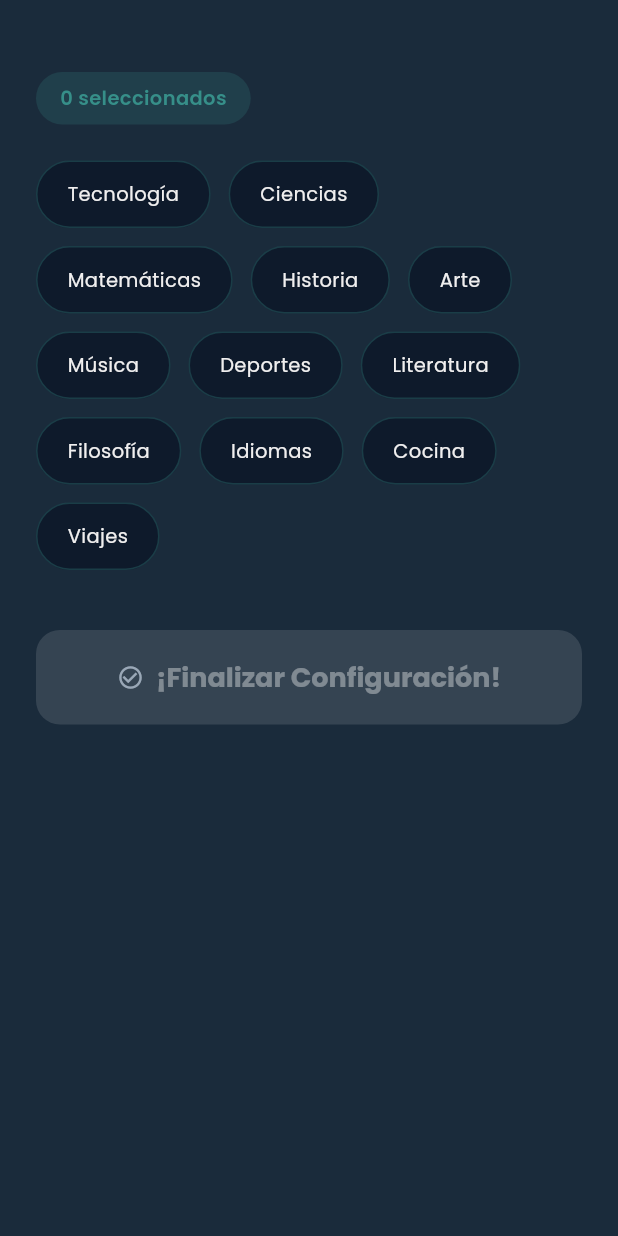
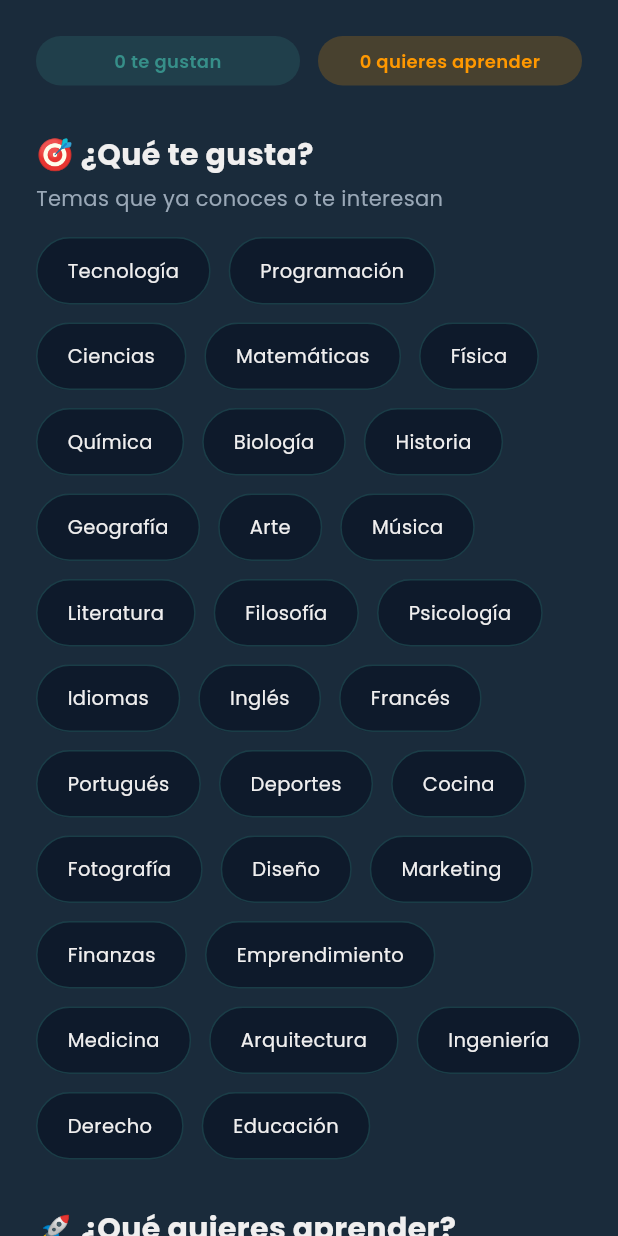
Before and after one commit to silverblade34/app_yachay, a Flutter app: the InterestsStep widget shown alone on an empty page, opened directly, on a phone screen of 412 x 824 dp. Run offline on Flutter 3.47's test engine with Material 3 defaults, Android fonts, the light colour scheme and no system bars; our stand-ins replace flutter_dotenv, flutter_screenutil, get, get_storage, ionicons, wakelock_plus; accounts and stored records are empty.

Commit message:
fix: interests step ui ux

```diff
--- a/lib/features/profile_setup/controllers/profile_setup_controller.dart
+++ b/lib/features/profile_setup/controllers/profile_setup_controller.dart
@@ -1,6 +1,5 @@
 import 'package:app_yachay/config/constants/constance.dart';
 import 'package:get/get.dart';
-
 class ProfileSetupController extends GetxController {
   var currentStep = 0.obs;
   var nombres = ''.obs;
@@ -12,9 +11,13 @@ class ProfileSetupController extends GetxController {
   var fechaNacimiento = Rx<DateTime?>(null);
   var profileImage = ''.obs;
   var selectedAvatar = ''.obs;
-  var selectedInterests = <String>[].obs;
+
+  // Nuevas variables para preferencias y metas de aprendizaje
+  var selectedPreferences = <String>[].obs; // Lo que le gusta
+  var selectedLearningGoals = <String>[].obs; // Lo que quiere aprender
 
   final List<String> sexoOptions = ['Masculino', 'Femenino', 'Otros'];
+
   final List<String> nivelAcademicoOptions = [
     'Secundaria',
     'Técnico',
@@ -31,19 +34,38 @@ class ProfileSetupController extends GetxController {
     ConstanceData.avatarVizcacha,
   ];
 
-  final List<String> interestOptions = [
+  // Lista unificada de temas disponibles
+  final List<String> availableTopics = [
     'Tecnología',
+    'Programación',
     'Ciencias',
     'Matemáticas',
+    'Física',
+    'Química',
+    'Biología',
     'Historia',
+    'Geografía',
     'Arte',
     'Música',
-    'Deportes',
     'Literatura',
     'Filosofía',
+    'Psicología',
     'Idiomas',
+    'Inglés',
+    'Francés',
+    'Portugués',
+    'Deportes',
     'Cocina',
-    'Viajes'
+    'Fotografía',
+    'Diseño',
+    'Marketing',
+    'Finanzas',
+    'Emprendimiento',
+    'Medicina',
+    'Arquitectura',
+    'Ingeniería',
+    'Derecho',
+    'Educación',
   ];
 
   void nextStep() {
@@ -58,14 +80,33 @@ class ProfileSetupController extends GetxController {
     }
   }
 
-  void toggleInterest(String interest) {
-    if (selectedInterests.contains(interest)) {
-      selectedInterests.remove(interest);
+  // Métodos para manejar preferencias (lo que le gusta)
+  void togglePreference(String preference) {
+    if (selectedPreferences.contains(preference)) {
+      selectedPreferences.remove(preference);
     } else {
-      selectedInterests.add(interest);
+      // Evitar que seleccione lo mismo en ambas listas
+      if (selectedLearningGoals.contains(preference)) {
+        selectedLearningGoals.remove(preference);
+      }
+      selectedPreferences.add(preference);
     }
   }
 
+  // Métodos para manejar metas de aprendizaje (lo que quiere aprender)
+  void toggleLearningGoal(String goal) {
+    if (selectedLearningGoals.contains(goal)) {
+      selectedLearningGoals.remove(goal);
+    } else {
+      // Evitar que seleccione lo mismo en ambas listas
+      if (selectedPreferences.contains(goal)) {
+        selectedPreferences.remove(goal);
+      }
+      selectedLearningGoals.add(goal);
+    }
+  }
+
+  // Métodos de validación
   bool canProceedStep1() {
     return nombres.value.isNotEmpty &&
         apellidoPaterno.value.isNotEmpty &&
@@ -81,6 +122,63 @@ class ProfileSetupController extends GetxController {
   }
 
   bool canProceedStep3() {
-    return selectedInterests.length >= 3;
+    // Requiere al menos 2 preferencias y 2 metas de aprendizaje
+    return selectedPreferences.length >= 2 && selectedLearningGoals.length >= 2;
+  }
+
+  // Métodos para obtener datos del perfil completo
+  Map<String, dynamic> getUserProfile() {
+    return {
+      'personal_info': {
+        'nombres': nombres.value,
+        'apellido_paterno': apellidoPaterno.value,
+        'apellido_materno': apellidoMaterno.value,
+        'sexo': sexo.value,
+        'nivel_academico': nivelAcademico.value,
+        'carrera': carrera.value,
+        'fecha_nacimiento': fechaNacimiento.value?.toIso8601String(),
+      },
+      'profile': {
+        'image': profileImage.value,
+        'avatar': selectedAvatar.value,
+      },
+      'learning_profile': {
+        'preferences': selectedPreferences.toList(), // Lo que le gusta
+        'learning_goals': selectedLearningGoals.toList(), // Lo que quiere aprender
+        'total_interests': selectedPreferences.length + selectedLearningGoals.length,
+      },
+    };
+  }
+
+  // Método para obtener recomendaciones de la IA
+  Map<String, List<String>> getAIRecommendations() {
+    return {
+      'strengthen': selectedPreferences.toList(), // Profundizar en lo que ya le gusta
+      'explore': selectedLearningGoals.toList(), // Explorar nuevas áreas
+      'hybrid': _generateHybridTopics(), // Combinar intereses con nuevos aprendizajes
+    };
+  }
+
+  List<String> _generateHybridTopics() {
+    // Lógica para sugerir temas que combinen sus intereses con sus metas
+    List<String> hybrid = [];
+
+    if (selectedPreferences.contains('Tecnología') && selectedLearningGoals.contains('Arte')) {
+      hybrid.add('Arte Digital');
+    }
+    if (selectedPreferences.contains('Música') && selectedLearningGoals.contains('Programación')) {
+      hybrid.add('Producción Musical Digital');
+    }
+    if (selectedPreferences.contains('Deportes') && selectedLearningGoals.contains('Ciencias')) {
+      hybrid.add('Ciencias del Deporte');
+    }
+
+    return hybrid;
+  }
+
+  @override
+  void onClose() {
+    // Limpiar recursos si es necesario
+    super.onClose();
   }
 }
--- a/lib/features/profile_setup/presentation/widgets/views/interests_step.dart
+++ b/lib/features/profile_setup/presentation/widgets/views/interests_step.dart
@@ -15,56 +15,137 @@ class InterestsStep extends StatelessWidget {
       child: Column(
         crossAxisAlignment: CrossAxisAlignment.start,
         children: [
-          SizedBox(height: 24),
+          // Contadores de selección
+          _buildSelectionCounters(),
 
-          // Contador de seleccionados
-          Obx(() {
-            return Container(
+          SizedBox(height: 32),
+
+          // Sección: ¿Qué te gusta?
+          _buildSectionTitle(
+            '🎯 ¿Qué te gusta?',
+            'Temas que ya conoces o te interesan',
+          ),
+          SizedBox(height: 16),
+          _buildInterestsGrid(isPreferences: true),
+
+          SizedBox(height: 32),
+
+          // Sección: ¿Qué quieres aprender?
+          _buildSectionTitle(
+            '🚀 ¿Qué quieres aprender?',
+            'Nuevas áreas que quieres explorar',
+          ),
+          SizedBox(height: 16),
+          _buildInterestsGrid(isPreferences: false),
+
+          SizedBox(height: 40),
+        ],
+      ),
+    );
+  }
+
+  Widget _buildSelectionCounters() {
+    return Obx(() {
+      return Row(
+        children: [
+          Expanded(
+            child: Container(
               padding: EdgeInsets.symmetric(horizontal: 16, vertical: 8),
               decoration: BoxDecoration(
                 color: AppColors.primary.withOpacity(0.2),
                 borderRadius: BorderRadius.circular(20),
               ),
               child: Text(
-                '${controller.selectedInterests.length} seleccionados',
+                '${controller.selectedPreferences.length} te gustan',
                 style: TextStyle(
                   color: AppColors.primary,
                   fontWeight: FontWeight.w600,
+                  fontSize: 12,
+                ),
+                textAlign: TextAlign.center,
               ),
             ),
+          ),
+          SizedBox(width: 12),
+          Expanded(
+            child: Container(
+              padding: EdgeInsets.symmetric(horizontal: 16, vertical: 8),
+              decoration: BoxDecoration(
+                color: Colors.orange.withOpacity(0.2),
+                borderRadius: BorderRadius.circular(20),
+              ),
+              child: Text(
+                '${controller.selectedLearningGoals.length} quieres aprender',
+                style: TextStyle(
+                  color: Colors.orange,
+                  fontWeight: FontWeight.w600,
+                  fontSize: 12,
+                ),
+                textAlign: TextAlign.center,
+              ),
+            ),
+          ),
+        ],
       );
-          }),
+    });
+  }
 
-          SizedBox(height: 24),
+  Widget _buildSectionTitle(String title, String subtitle) {
+    return Column(
+      crossAxisAlignment: CrossAxisAlignment.start,
+      children: [
+        Text(
+          title,
+          style: TextStyle(
+            color: AppColors.textDarkTitle,
+            fontSize: 20,
+            fontWeight: FontWeight.bold,
+          ),
+        ),
+        SizedBox(height: 4),
+        Text(
+          subtitle,
+          style: TextStyle(
+            color: AppColors.textDarkSubtitle,
+            fontSize: 14,
+          ),
+        ),
+      ],
+    );
+  }
 
-          // Grid de intereses
-          Obx(() {
+  Widget _buildInterestsGrid({required bool isPreferences}) {
+    return Obx(() {
+      final selectedList = isPreferences
+          ? controller.selectedPreferences
+          : controller.selectedLearningGoals;
+      final primaryColor = isPreferences ? AppColors.primary : Colors.orange;
+
       return Wrap(
         spacing: 12,
         runSpacing: 12,
-              children: controller.interestOptions.map((interest) {
-                final isSelected =
-                    controller.selectedInterests.contains(interest);
+        children: controller.availableTopics.map((topic) {
+          final isSelected = selectedList.contains(topic);
           return GestureDetector(
-                  onTap: () => controller.toggleInterest(interest),
+            onTap: () => isPreferences
+                ? controller.togglePreference(topic)
+                : controller.toggleLearningGoal(topic),
             child: AnimatedContainer(
               duration: Duration(milliseconds: 300),
               padding: EdgeInsets.symmetric(horizontal: 20, vertical: 12),
               decoration: BoxDecoration(
-                      color: isSelected
-                          ? AppColors.primary
-                          : AppColors.backgroundDarkIntense,
+                color:
+                    isSelected ? primaryColor : AppColors.backgroundDarkIntense,
                 borderRadius: BorderRadius.circular(25),
                 border: Border.all(
-                        color: isSelected
-                            ? AppColors.primary
-                            : AppColors.primary.withOpacity(0.3),
+                  color:
+                      isSelected ? primaryColor : primaryColor.withOpacity(0.3),
                   width: 1,
                 ),
                 boxShadow: isSelected
                     ? [
                         BoxShadow(
-                                color: AppColors.primary.withOpacity(0.3),
+                          color: primaryColor.withOpacity(0.3),
                           blurRadius: 8,
                           spreadRadius: 1,
                         ),
@@ -72,74 +153,16 @@ class InterestsStep extends StatelessWidget {
                     : null,
               ),
               child: Text(
-                      interest,
+                topic,
                 style: TextStyle(
-                        color: isSelected
-                            ? AppColors.textDark
-                            : AppColors.textDarkTitle,
-                        fontWeight:
-                            isSelected ? FontWeight.w600 : FontWeight.normal,
+                  color: isSelected ? Colors.white : AppColors.textDarkTitle,
+                  fontWeight: isSelected ? FontWeight.w600 : FontWeight.normal,
                 ),
               ),
             ),
           );
         }).toList(),
       );
-          }),
-
-          SizedBox(height: 40),
-
-          // Botón finalizar
-          _buildFinishButton(),
-        ],
-      ),
-    );
-  }
-
-  Widget _buildFinishButton() {
-    return SizedBox(
-      width: double.infinity,
-      child: Obx(() {
-        final canProceed = controller.canProceedStep3();
-        return AnimatedContainer(
-          duration: Duration(milliseconds: 300),
-          child: ElevatedButton(
-            onPressed: canProceed
-                ? () {
-                    // Aquí guardarías los datos del perfil
-                    Get.offAllNamed('/home'); // Navegar a la pantalla principal
-                  }
-                : null,
-            style: ElevatedButton.styleFrom(
-              backgroundColor:
-                  canProceed ? AppColors.primary : AppColors.textDarkSubtitle,
-              foregroundColor: AppColors.textDark,
-              padding: EdgeInsets.symmetric(vertical: 18),
-              shape: RoundedRectangleBorder(
-                borderRadius: BorderRadius.circular(16),
-              ),
-              elevation: canProceed ? 8 : 0,
-            ),
-            child: Row(
-              mainAxisAlignment: MainAxisAlignment.center,
-              children: [
-                Icon(
-                  Icons.check_circle_outline,
-                  color: canProceed ? Colors.white : AppColors.textDarkSubtitle,
-                ),
-                SizedBox(width: 8),
-                Text(
-                  '¡Finalizar Configuración!',
-                  style: TextStyle(
-                    fontSize: 18,
-                    fontWeight: FontWeight.bold,
-                  ),
-                ),
-              ],
-            ),
-          ),
-        );
-      }),
-    );
+    });
   }
 }
```
Also changed, not shown: lib/features/profile_setup/presentation/pages/profile_setup_page.dart (+138 -15 lines). Lines whose indentation alone changed are shown as unchanged.
